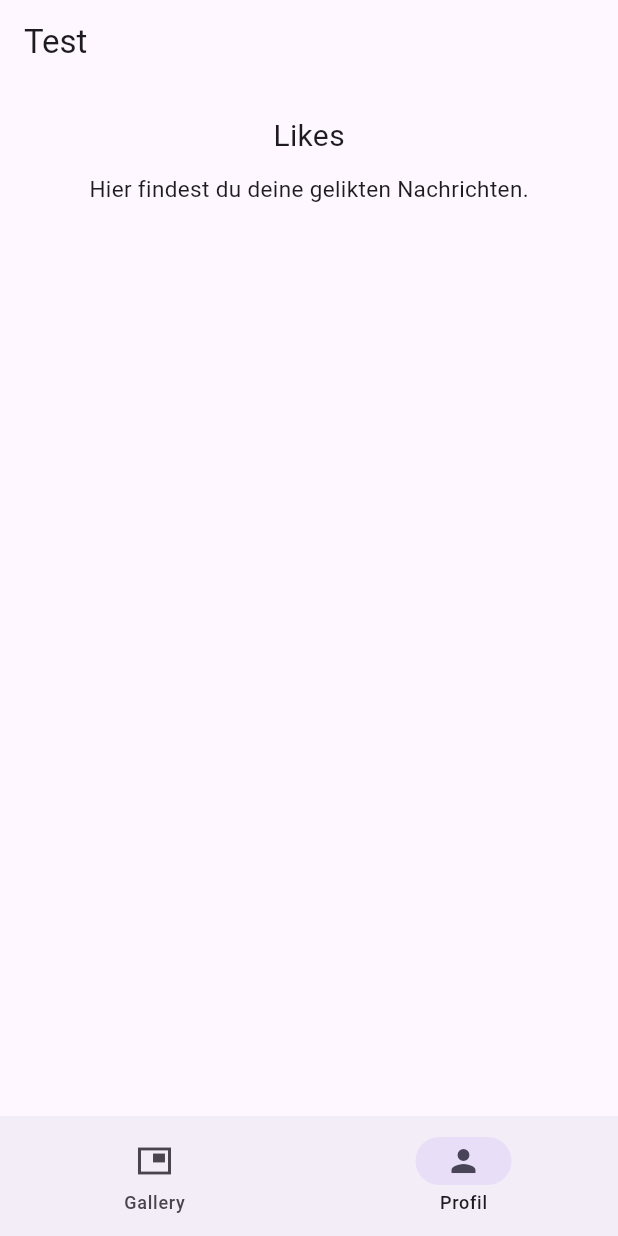
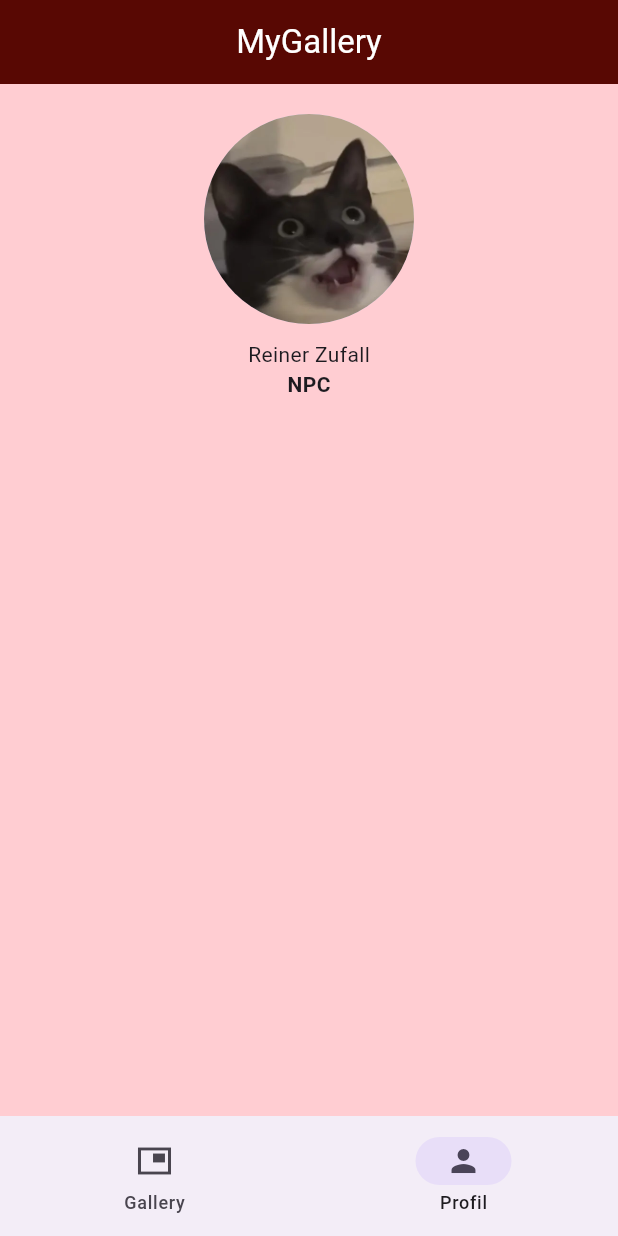
Before and after one commit to Selihei/bildergalerie, a Flutter app: the screen it shows after launch, item 2 of the bottom bar chosen, on a phone screen of 412 x 824 dp. Run offline on Flutter 3.47's test engine with Material 3 defaults, Android fonts, the phone set to English and light mode, and no system bars.

Commit message:
added style

```diff
--- a/lib/main_start.dart
+++ b/lib/main_start.dart
@@ -4,6 +4,7 @@ import 'package:flutter/material.dart';
 import 'package:bildergalerie/screens/details.dart';
 import 'package:bildergalerie/screens/gallery.dart';
 import 'package:bildergalerie/screens/profile.dart';
+import 'package:bildergalerie/widgets.dart';
 
 class MainApp extends StatefulWidget {
   const MainApp({super.key});
@@ -24,9 +25,12 @@ final List<Widget> screens = const [
   @override
   Widget build(BuildContext context) {
     return  MaterialApp(
+      debugShowCheckedModeBanner: false,
       home: Scaffold(
-        appBar: AppBar(title: Text("Test"),),
-        body: screens[currentIndex],
+        backgroundColor: Colors.red[100],
+        appBar: buildAppBar("MyGallery"),
+        body:
+         screens[currentIndex],
         bottomNavigationBar: NavigationBar(
           selectedIndex: currentIndex,
           onDestinationSelected: (index) {
--- a/lib/screens/profile.dart
+++ b/lib/screens/profile.dart
@@ -10,9 +10,15 @@ class ProfileScreen extends StatelessWidget {
       child: Column(
         children: [
           SizedBox(height: 20,),
-          Text("Likes", style: TextStyle(fontSize: 20),),
+         // Text("Profil", style: TextStyle(fontSize: 20),),
+       //   SizedBox(height: 10,),
+          CircleAvatar(
+            radius: 70,
+            backgroundImage: AssetImage("assets/images/pbpic.jpg"),
+          ),
           SizedBox(height: 10,),
-          Text("Hier findest du deine gelikten Nachrichten.", softWrap: true, style: TextStyle(fontSize: 15),)
+          Text("Reiner Zufall"),
+          Text("NPC", style: TextStyle(fontWeight: FontWeight.bold),)
         ],
       ),
     );
--- /dev/null
+++ b/lib/widgets.dart
@@ -0,0 +1,8 @@
+import 'package:flutter/material.dart';
+
+AppBar buildAppBar(String title) {
+  return AppBar(
+    title: Center(child: Text(title, style: TextStyle(color: Colors.white),)),
+    backgroundColor: const Color.fromARGB(255, 88, 8, 3),
+  );
+}
--- a/pubspec.yaml
+++ b/pubspec.yaml
@@ -17,3 +17,6 @@ dev_dependencies:
 
 flutter:
   uses-material-design: true
+
+  assets:
+  - assets/images/
```
Also changed, not shown: assets/images/pbpic.jpg (added).
